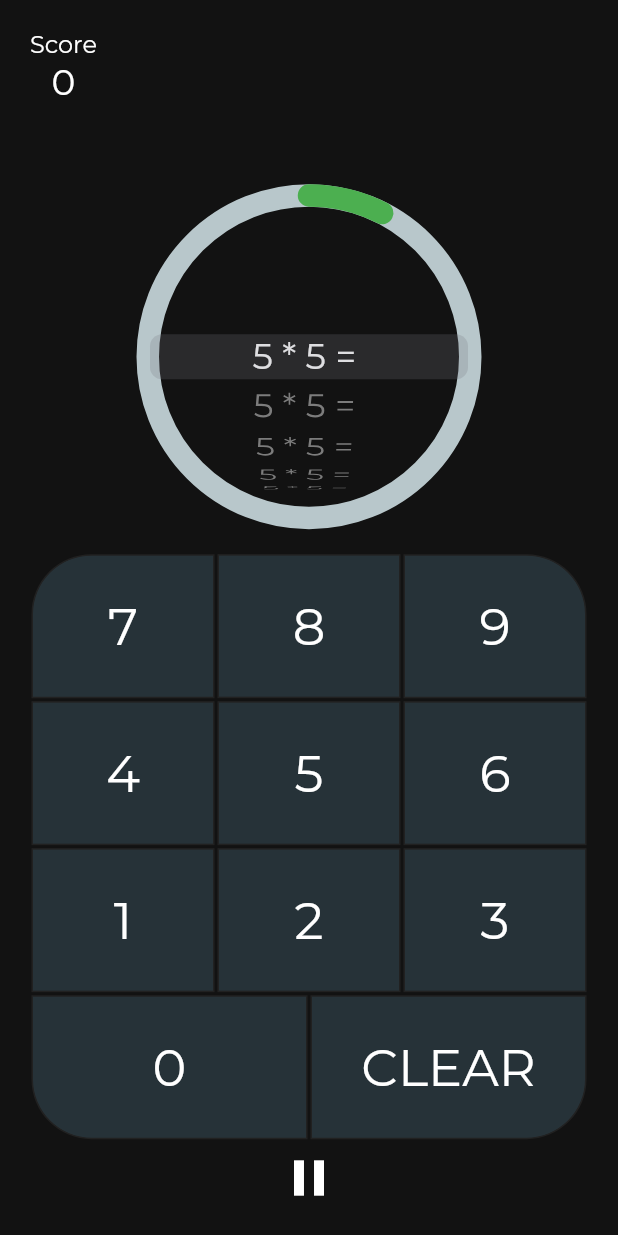
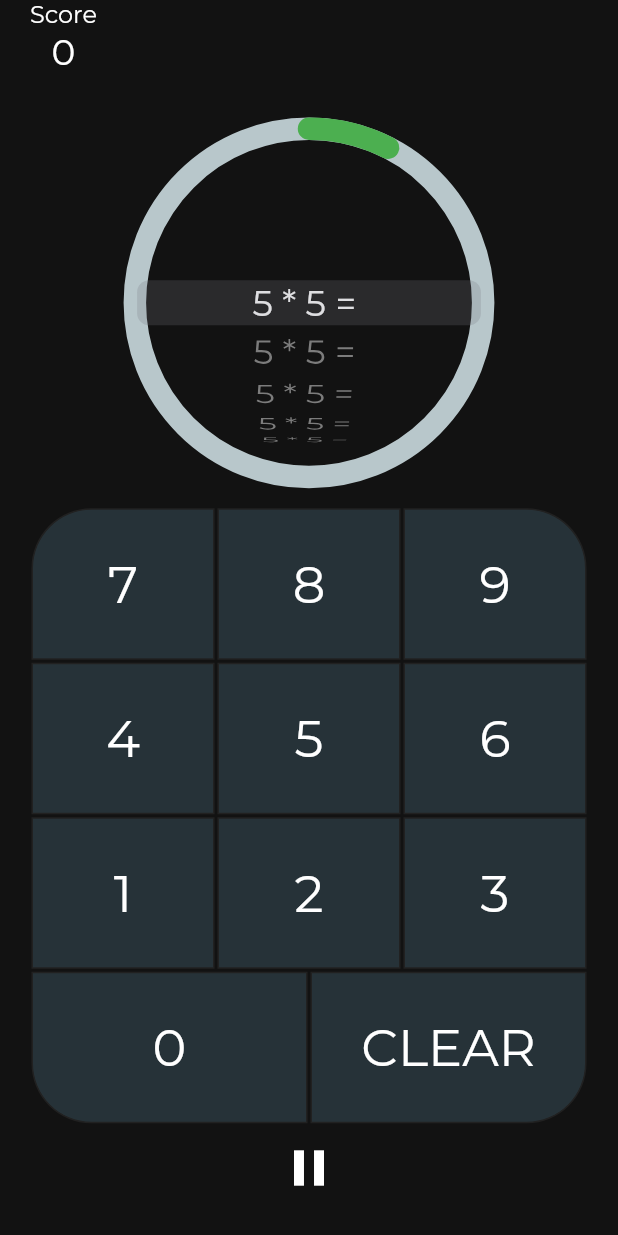
Before and after one commit to jaysavsani07/math-metrix, a Flutter app: the QuickCalculation screen opened directly, on a phone screen of 412 x 824 dp. Run offline on Flutter 3.47's test engine with Material 2 defaults, Android fonts, the phone set to English and light mode, and no system bars; drawn by our look-alikes of percent_indicator; our stand-ins replace device_preview, get_it, provider_architecture, rflutter_alert, shared_preferences; accounts and stored records are empty.

Commit message:
quick calculation ui fixes done

```diff
--- a/lib/src/ui/quickCalculation/quickCalculation.dart
+++ b/lib/src/ui/quickCalculation/quickCalculation.dart
@@ -4,12 +4,14 @@ import 'package:mathgame/src/provider/quickCalculationProvider.dart';
 import 'package:mathgame/src/resources/gameCategoryDataProvider.dart';
 import 'package:mathgame/src/ui/quickCalculation/quick_calculation_button.dart';
 import 'package:mathgame/src/ui/timer.dart';
+import 'package:mathgame/src/utility/sizeConfig.dart';
 import 'package:percent_indicator/circular_percent_indicator.dart';
 import 'package:provider/provider.dart';
 
 class QuickCalculation extends StatelessWidget {
   @override
   Widget build(BuildContext context) {
+    SizeConfig().init(context);
     return ChangeNotifierProvider<QuickCalculationProvider>(
       create: (_) => QuickCalculationProvider(),
       child: WillPopScope(
@@ -19,22 +21,21 @@ class QuickCalculation extends StatelessWidget {
             top: true,
             bottom: true,
             child: Container(
-              margin: EdgeInsets.all(20),
-              constraints: BoxConstraints.expand(),
+              height: SizeConfig.screenHeight,
+              margin: EdgeInsets.fromLTRB(20, 0, 20, 0),
               child: Column(
                 children: <Widget>[
-                  Expanded(
-                    flex: 2,
-                    child: Timer(GameCategoryType.QUICK_CALCULATION),
-                  ),
-                  Expanded(
-                      flex: 6,
+                  Container(
+                      height: (SizeConfig.safeBlockVertical * 0.08),
+                      child: Timer(GameCategoryType.QUICK_CALCULATION)),
+                  Container(
+                    height: (SizeConfig.safeBlockVertical * 0.33),
                     child: Consumer<QuickCalculationProvider>(
                       builder: (context, provider, child) {
                         return AbsorbPointer(
                           absorbing: true,
                           child: CircularPercentIndicator(
-                              radius: 230.0,
+                            radius: (SizeConfig.safeBlockVertical * 0.30),
                             lineWidth: 15.0,
                             animation: true,
                             animationDuration: 250,
@@ -51,16 +52,19 @@ class QuickCalculation extends StatelessWidget {
                                   mainAxisAlignment: MainAxisAlignment.center,
                                   children: <Widget>[
                                     Text(data.question,
-                                          style: Theme.of(context)
+                                        style: Theme
+                                            .of(context)
                                             .textTheme
                                             .headline),
                                     Text(" = ",
-                                          style: Theme.of(context)
+                                        style: Theme
+                                            .of(context)
                                             .textTheme
                                             .headline),
                                     Text(
                                       data.userAnswer,
-                                        style: Theme.of(context)
+                                      style: Theme
+                                          .of(context)
                                           .textTheme
                                           .headline,
                                     )
@@ -74,9 +78,10 @@ class QuickCalculation extends StatelessWidget {
                           ),
                         );
                       },
-                      )),
-                  Expanded(
-                    flex: 9,
+                    ),
+                  ),
+                  Container(
+                    height: (SizeConfig.safeBlockVertical * 0.5),
                     child: Align(
                       alignment: Alignment.center,
                       child: SizedBox(
@@ -149,25 +154,30 @@ class QuickCalculation extends StatelessWidget {
                       ),
                     ),
                   ),
-                  Expanded(
-                      flex: 1,
+                  Container(
+                    height: (SizeConfig.safeBlockVertical * 0.07),
                     child: Consumer<QuickCalculationProvider>(
                         builder: (context, provider, child) {
-                        return InkWell(
-                          onTap: () {
+                          return Container(
+                            margin: EdgeInsets.fromLTRB(20, 0, 20, 0),
+                            child: Row(
+                              mainAxisAlignment: MainAxisAlignment.center,
+                              crossAxisAlignment: CrossAxisAlignment.center,
+                              children: <Widget>[
+                                IconButton(
+                                  icon: provider.pause
+                                      ? Icon(Icons.play_arrow)
+                                      : Icon(Icons.pause),
+                                  iconSize: 40,
+                                  onPressed: () {
                                     provider.pauseTimer();
                                   },
-                          child: Container(
-                            margin: EdgeInsets.all(5),
-                            child: Center(
-                              child: Icon(
-                                provider.pause ? Icons.play_arrow : Icons.pause,
-                                size: 40,
-                              ),
-                            ),
+                                )
+                              ],
                             ),
                           );
-                      })),
+                        }),
+                  ),
                 ],
               ),
             ),
```
Lines whose indentation alone changed are shown as unchanged.
